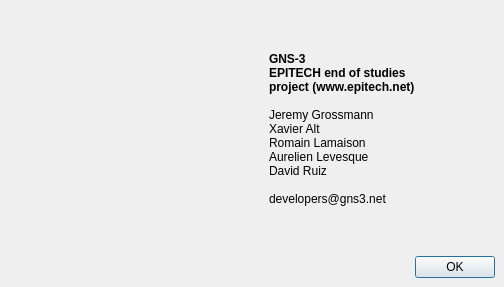
Above: GNS3/Ui/Form_About.ui from GNS3/gns3-legacy before the change. Below: the same form after it.
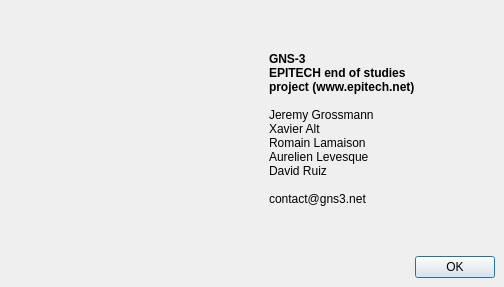
That is the form after the change. Icons and pictures are not drawn.

Commit message: [TASK] Update contact mail to contact(at)gns3(dot)net

```diff
--- a/GNS3/Ui/Form_About.ui
+++ b/GNS3/Ui/Form_About.ui
@@ -118,7 +118,7 @@
        <property name="text" >
         <string>&lt;html>&lt;head>&lt;meta name="qrichtext" content="1" />&lt;style type="text/css">
 p, li { white-space: pre-wrap; }
-&lt;/style>&lt;/head>&lt;body style=" font-family:'Sans Serif'; font-size:9pt; font-weight:400; font-style:normal; text-decoration:none;">
+&lt;/style>&lt;/head>&lt;body style=" font-family:'Sans Serif'; font-size:9pt; font-weight:400; font-style:normal;">
 &lt;p style=" margin-top:0px; margin-bottom:0px; margin-left:0px; margin-right:0px; -qt-block-indent:0; text-indent:0px;">&lt;span style=" font-weight:600;">GNS-3&lt;/span>&lt;/p>
 &lt;p style=" margin-top:0px; margin-bottom:0px; margin-left:0px; margin-right:0px; -qt-block-indent:0; text-indent:0px; font-weight:600;">EPITECH end of studies &lt;/p>
 &lt;p style=" margin-top:0px; margin-bottom:0px; margin-left:0px; margin-right:0px; -qt-block-indent:0; text-indent:0px; font-weight:600;">project (www.epitech.net)&lt;/p>
@@ -129,7 +129,7 @@
 &lt;p style=" margin-top:0px; margin-bottom:0px; margin-left:0px; margin-right:0px; -qt-block-indent:0; text-indent:0px;">Aurelien Levesque&lt;/p>
 &lt;p style=" margin-top:0px; margin-bottom:0px; margin-left:0px; margin-right:0px; -qt-block-indent:0; text-indent:0px;">David Ruiz&lt;/p>
 &lt;p style="-qt-paragraph-type:empty; margin-top:0px; margin-bottom:0px; margin-left:0px; margin-right:0px; -qt-block-indent:0; text-indent:0px;">&lt;/p>
-&lt;p style=" margin-top:0px; margin-bottom:0px; margin-left:0px; margin-right:0px; -qt-block-indent:0; text-indent:0px;">developers@gns3.net&lt;/p>&lt;/body>&lt;/html></string>
+&lt;p style=" margin-top:0px; margin-bottom:0px; margin-left:0px; margin-right:0px; -qt-block-indent:0; text-indent:0px;">contact@gns3.net&lt;/p>&lt;/body>&lt;/html></string>
        </property>
       </widget>
      </item>
```
The commit also changes 15 other files.
